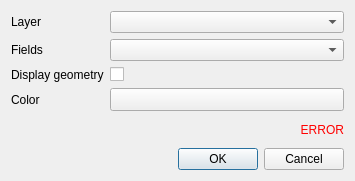
Qt form resources/ui/ui_form_tooltip.ui (3liz/lizmap-plugin) before a commit.
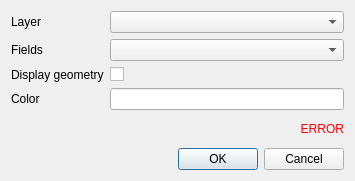
The same form after that commit. Custom widgets are drawn as their Qt base class.

Commit message: fix a crash about color button

Diff of the .ui file:
```diff
--- a/resources/ui/ui_form_tooltip.ui
+++ b/resources/ui/ui_form_tooltip.ui
@@ -61,14 +61,7 @@
       </widget>
      </item>
      <item row="3" column="1">
-      <widget class="QgsColorButton" name="color">
-       <property name="sizePolicy">
-        <sizepolicy hsizetype="Minimum" vsizetype="Fixed">
-         <horstretch>0</horstretch>
-         <verstretch>0</verstretch>
-        </sizepolicy>
-       </property>
-      </widget>
+      <widget class="QLineEdit" name="color"/>
      </item>
     </layout>
    </item>
@@ -98,11 +91,6 @@
   </layout>
  </widget>
  <customwidgets>
-  <customwidget>
-   <class>QgsColorButton</class>
-   <extends>QToolButton</extends>
-   <header>qgis.gui</header>
-  </customwidget>
   <customwidget>
    <class>QgsFieldComboBox</class>
    <extends>QComboBox</extends>
```
The commit also changes 1 other file.
